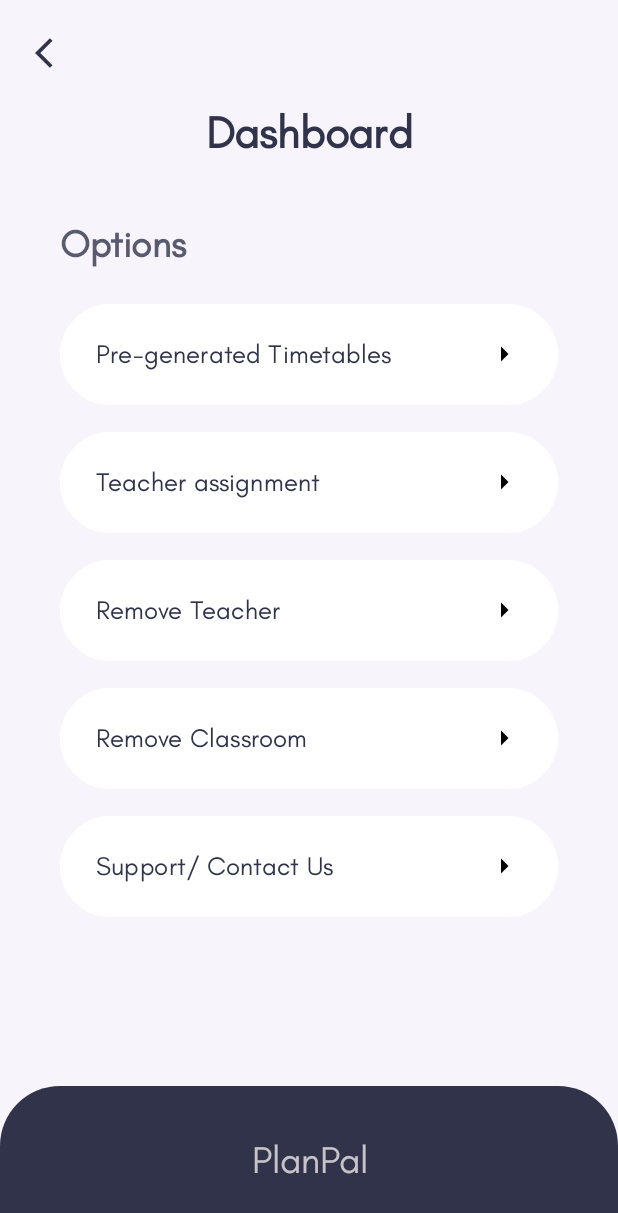
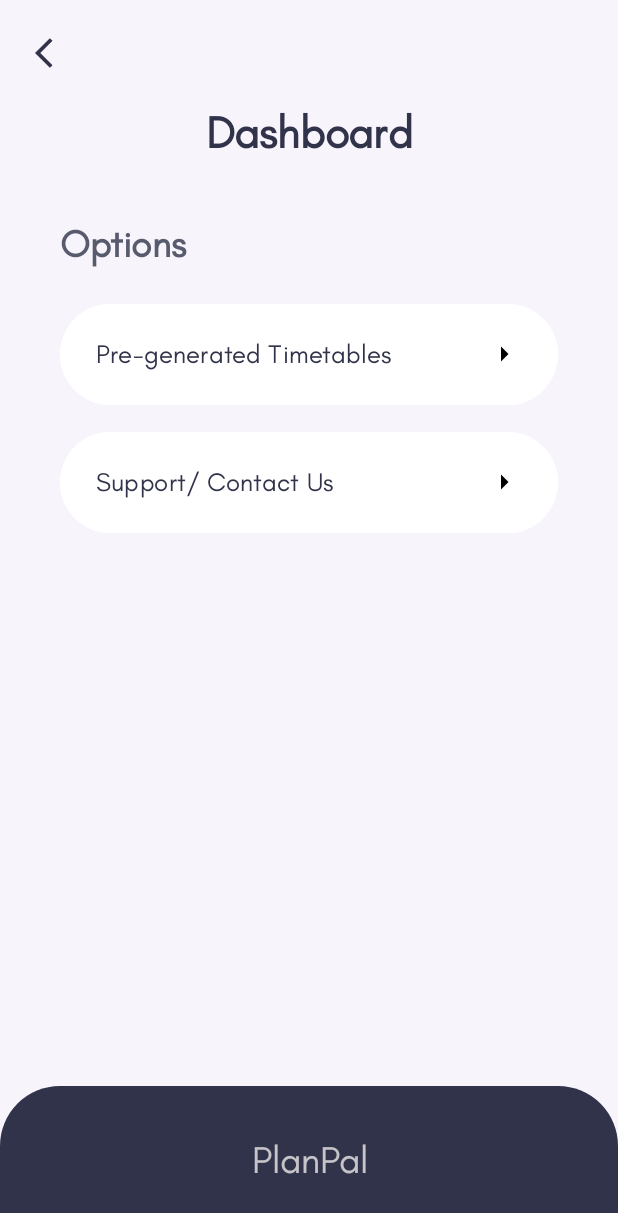
Before and after one commit to itz-abhijeet/PlanPal, an Android app: the Dashboard screen opened directly, with no data from a screen before it, on a phone screen of 412 x 824 dp. Shown: the top 1213 px of the screen. Run offline under Robolectric (Android 15) with nearby library versions, the phone set to English and light mode, and no system bars; 1 statement that could not run was skipped.

Commit message:
Clean Dashboard

```diff
--- a/app/src/main/res/layout/activity_dashboard.xml
+++ b/app/src/main/res/layout/activity_dashboard.xml
@@ -83,49 +83,6 @@
                 android:textSize="17sp" />
 
             <Button
-                android:layout_width="match_parent"
-                android:layout_height="75dp"
-                android:text="Teacher assignment"
-                android:fontFamily="@font/teachers"
-                android:textSize="17sp"
-                android:layout_gravity="center"
-                android:gravity="center_vertical"
-                android:textColor="@color/whale_blue"
-                android:backgroundTint="@color/white"
-                android:layout_marginBottom="10dp"
-                android:drawableEnd="@drawable/image_arrow_right"
-                />
-
-            <Button
-                android:id="@+id/Dashboard_RemoveTeacher"
-                android:layout_width="match_parent"
-                android:layout_height="75dp"
-                android:text="Remove Teacher"
-                android:fontFamily="@font/teachers"
-                android:textSize="17sp"
-                android:layout_gravity="center"
-                android:gravity="center_vertical"
-                android:textColor="@color/whale_blue"
-                android:backgroundTint="@color/white"
-                android:layout_marginBottom="10dp"
-                android:drawableEnd="@drawable/image_arrow_right"
-                />
-
-            <Button
-                android:layout_width="match_parent"
-                android:layout_height="75dp"
-                android:text="Remove Classroom"
-                android:fontFamily="@font/teachers"
-                android:textSize="17sp"
-                android:layout_gravity="center"
-                android:gravity="center_vertical"
-                android:textColor="@color/whale_blue"
-                android:backgroundTint="@color/white"
-                android:layout_marginBottom="10dp"
-                android:drawableEnd="@drawable/image_arrow_right"
-                />
-
-            <Button
                 android:id="@+id/Dashboard_ContactUs"
                 android:layout_width="match_parent"
                 android:layout_height="75dp"
```
